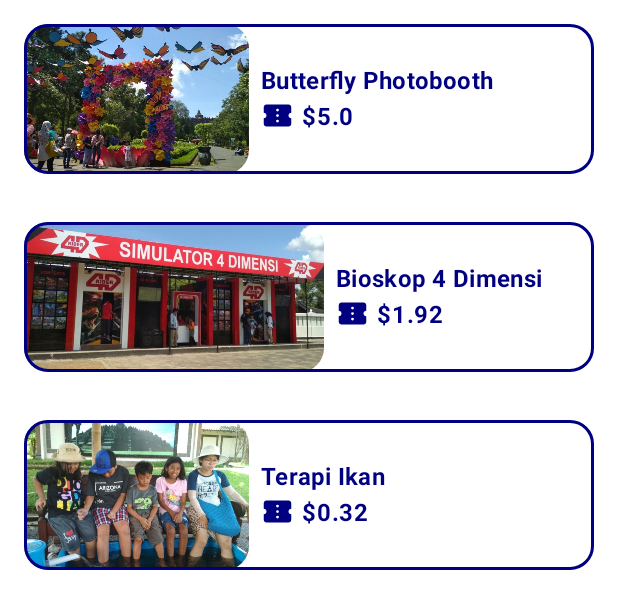
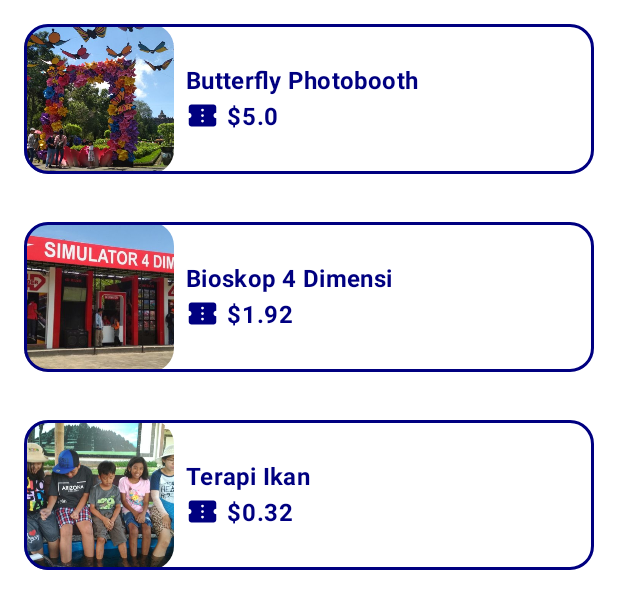
Before and after one commit to whdadn/DefinderApps, an Android app built with Jetpack Compose: the @Preview function AmusementRideItemsPreview, on a phone screen of 412 x 824 dp. Shown: the top 609 px of the screen. Run offline under Robolectric (Android 15) with nearby library versions, the light colour scheme and no system bars.

Commit message:
Memperbaiki tampilan gambar

```diff
--- a/app/src/main/java/com/dicoding/definderapps/ui/component/amusementrides/AmusementRidesItem.kt
+++ b/app/src/main/java/com/dicoding/definderapps/ui/component/amusementrides/AmusementRidesItem.kt
@@ -6,7 +6,6 @@ import androidx.compose.foundation.layout.Column
 import androidx.compose.foundation.layout.Row
 import androidx.compose.foundation.layout.Spacer
 import androidx.compose.foundation.layout.fillMaxWidth
-import androidx.compose.foundation.layout.height
 import androidx.compose.foundation.layout.padding
 import androidx.compose.foundation.layout.size
 import androidx.compose.foundation.layout.width
@@ -24,6 +23,7 @@ import androidx.compose.ui.Alignment
 import androidx.compose.ui.Modifier
 import androidx.compose.ui.draw.clip
 import androidx.compose.ui.graphics.Color
+import androidx.compose.ui.layout.ContentScale
 import androidx.compose.ui.res.painterResource
 import androidx.compose.ui.text.font.FontStyle
 import androidx.compose.ui.text.font.FontWeight
@@ -84,8 +84,9 @@ fun AmusementRideItem(
                     painter = painterResource(id = amusementRides.image),
                     contentDescription = "image",
                     modifier = Modifier
-                        .height(100.dp)
+                        .size(100.dp)
                         .clip(RoundedCornerShape(16.dp)),
+                    contentScale = ContentScale.Crop
                 )
                 Spacer(modifier = Modifier.width(8.dp))
 
```
